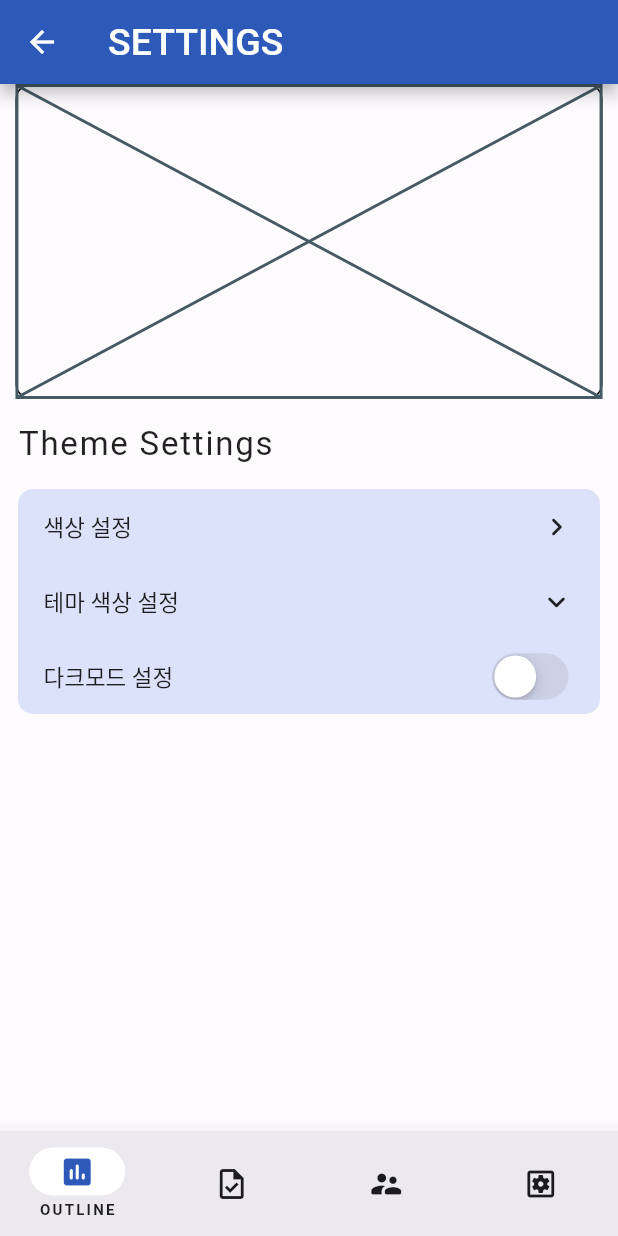
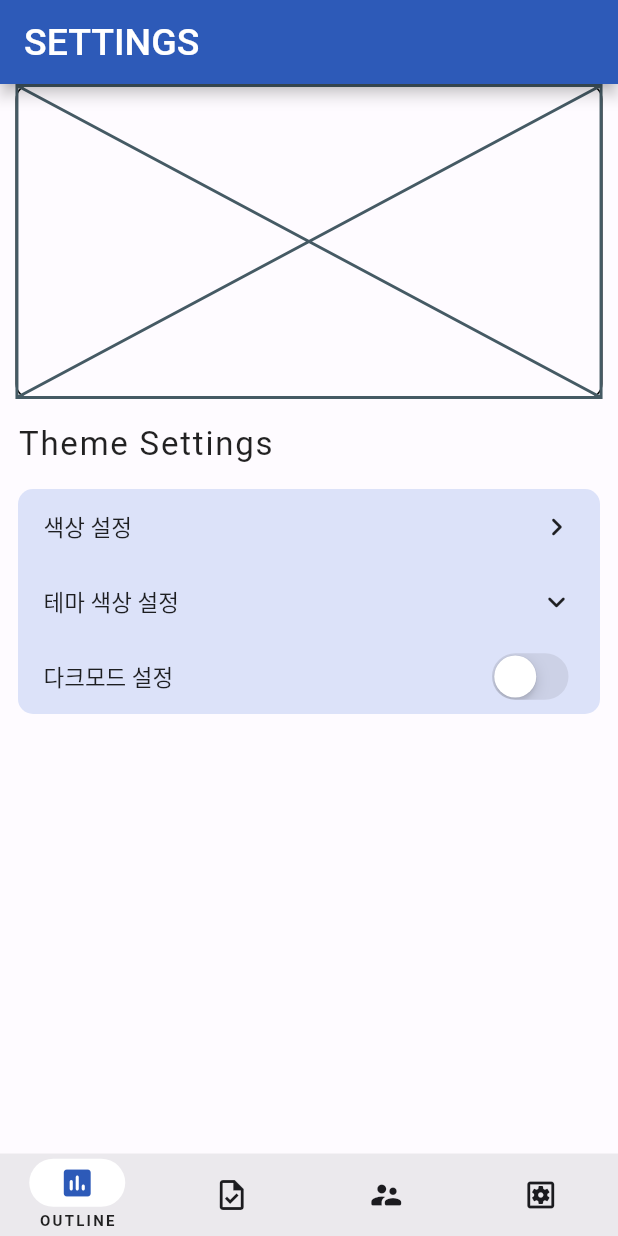
Before and after one commit to rjxwjfl/flutter_project, a Flutter app: the NaviHome screen opened directly, swiped to page 4, on a phone screen of 412 x 824 dp. Run offline on Flutter 3.47's test engine with Material 2 defaults, Android fonts, the phone set to English and light mode, and no system bars; our stand-ins replace cloud_firestore, firebase_auth, firebase_core, flutter_riverpod, google_sign_in, shared_preferences and 2 more; accounts and stored records are empty.

Commit message:
main work :: do with

```diff
--- a/lib/navi_home.dart
+++ b/lib/navi_home.dart
@@ -1,41 +1,12 @@
 import 'package:flutter/material.dart';
-import 'package:flutter_dowith/view/dowith/dowith_main.dart';
-import 'package:flutter_dowith/view/outline/todo_outline.dart';
-import 'package:flutter_dowith/view/settings/settings_main.dart';
-import 'package:flutter_dowith/view/todo/todo_main.dart';
+import 'package:flutter_dowith/main.dart';
+import 'package:flutter_riverpod/flutter_riverpod.dart';
 
-class NaviHome extends StatefulWidget {
-  const NaviHome({Key? key}) : super(key: key);
+class NaviHome extends ConsumerWidget {
+  const NaviHome({super.key});
 
   @override
-  State<NaviHome> createState() => _NaviHomeState();
-}
-
-class _NaviHomeState extends State<NaviHome> {
-  late final List<Widget> _pageList = [
-    const TodoOutline(),
-    const TodoMain(),
-    const DoWithMain(),
-    const SettingsMain(),
-  ];
-  late PageController _pageController;
-  late int _selectedIndex;
-
-  @override
-  void initState() {
-    super.initState();
-    _selectedIndex = 0;
-    _pageController = PageController(initialPage: _selectedIndex);
-  }
-
-  @override
-  void dispose() {
-    _pageController.dispose();
-    super.dispose();
-  }
-
-  @override
-  Widget build(BuildContext context) {
+  Widget build(BuildContext context, WidgetRef ref) {
     ColorScheme scheme = Theme.of(context).colorScheme;
     DateTime onBackKey = DateTime.now();
     return WillPopScope(
@@ -61,9 +32,9 @@ class _NaviHomeState extends State<NaviHome> {
       },
       child: Scaffold(
         body: PageView(
-          controller: _pageController,
+          controller: ref.watch(routeProv).pageController,
           physics: const NeverScrollableScrollPhysics(),
-          children: _pageList,
+          children: ref.watch(routeProv).routes,
         ),
         extendBody: true,
         bottomNavigationBar: NavigationBarTheme(
@@ -77,27 +48,21 @@ class _NaviHomeState extends State<NaviHome> {
             ),
           ),
           child: NavigationBar(
-            elevation: 12.0,
             animationDuration: const Duration(milliseconds: 500),
-            labelBehavior:
-                NavigationDestinationLabelBehavior.onlyShowSelected,
-            selectedIndex: _selectedIndex,
-            height: 70,
+            labelBehavior: NavigationDestinationLabelBehavior.onlyShowSelected,
+            selectedIndex: ref.watch(routeProv).selectedIndex,
+            height: 55,
             onDestinationSelected: (index) {
-              setState(() {
-                _selectedIndex = index;
-                _pageController.jumpToPage(index);
-              });
+              ref.watch(routeProv).pageRouteNavigator(index);
             },
             destinations: [
               NavigationDestination(
                   selectedIcon:
-                  Icon(Icons.assessment_rounded, color: scheme.primary),
+                      Icon(Icons.assessment_rounded, color: scheme.primary),
                   icon: const Icon(Icons.assessment_outlined),
                   label: 'OUTLINE'),
               NavigationDestination(
-                  selectedIcon:
-                      Icon(Icons.task_sharp, color: scheme.primary),
+                  selectedIcon: Icon(Icons.task_sharp, color: scheme.primary),
                   icon: const Icon(Icons.task_outlined),
                   label: 'TODO'),
               NavigationDestination(
@@ -106,8 +71,8 @@ class _NaviHomeState extends State<NaviHome> {
                   icon: const Icon(Icons.supervisor_account_rounded),
                   label: 'DO WITH'),
               NavigationDestination(
-                  selectedIcon: Icon(Icons.settings_applications,
-                      color: scheme.primary),
+                  selectedIcon:
+                      Icon(Icons.settings_applications, color: scheme.primary),
                   icon: const Icon(Icons.settings_applications_outlined),
                   label: 'SETTINGS'),
             ],
--- a/lib/view/settings/settings_main.dart
+++ b/lib/view/settings/settings_main.dart
@@ -13,7 +13,9 @@ class SettingsMain extends StatelessWidget {
     Size size = MediaQuery.of(context).size;
     return Scaffold(
       appBar: AppBar(
-        title: const Text("SETTINGS", style: TextStyle(fontSize: 25)), // replaced with RichText widget. ex) S ETTINGS.
+        title: const Text("SETTINGS",
+            style: TextStyle(
+                fontSize: 25)), // replaced with RichText widget. ex) S ETTINGS.
       ),
       body: Material(
         color: Theme.of(context).colorScheme.background,
@@ -29,14 +31,13 @@ class SettingsMain extends StatelessWidget {
     );
   }
 
-  Widget getUserProfile(Size size){
+  Widget getUserProfile(Size size) {
     return Container(
       height: 210,
       width: size.width * 0.95,
       decoration: BoxDecoration(
-        borderRadius: const BorderRadius.all(Radius.circular(10)),
-        border: Border.all()
-      ),
+          borderRadius: const BorderRadius.all(Radius.circular(10)),
+          border: Border.all()),
       child: const Placeholder(),
     );
   }
@@ -49,11 +50,14 @@ class SettingsMain extends StatelessWidget {
             padding: const EdgeInsets.only(left: 12, right: 12),
             child: Column(
               children: [
-                SizedBox(
+                const SizedBox(
                     height: 60,
                     child: Row(
-                      children: const [
-                        Text("Theme Settings", style: TextStyle(fontSize: 22, letterSpacing: 1.2),),
+                      children: [
+                        Text(
+                          "Theme Settings",
+                          style: TextStyle(fontSize: 22, letterSpacing: 1.2),
+                        ),
                       ],
                     )),
                 ClipRRect(
--- a/lib/view/splash/model/circle_button.dart
+++ b/lib/view/splash/model/circle_button.dart
@@ -24,7 +24,8 @@ class CircleButton extends StatelessWidget {
       child: Container(
         decoration: BoxDecoration(
             shape: BoxShape.circle,
-            border: Border.all(color: Theme.of(context).colorScheme.primary)),
+            border: Border.all(color: Theme.of(context).colorScheme.primary),
+        ),
         child: Padding(
           padding: const EdgeInsets.all(3.0),
           child: isLoad
```
Also changed, not shown: lib/firebase/auth.dart (+9 -7 lines), lib/firebase/firestore_user.dart (+13 -15 lines), lib/main.dart (+5 -20 lines), lib/utils/glow_remover.dart (added, +8 -0 lines), lib/utils/riverpod/page_route_provider.dart (renamed from lib/riverpod/page_route_provider.dart, +13 -9 lines), lib/view/dowith/dowith_signin.dart (added, +28 -0 lines), lib/view/splash/login_signup_screen.dart (+17 -19 lines), lib/view/todo/model/todo_list_view.dart (+5 -5 lines), lib/view/todo/todo_main.dart (+10 -12 lines), lib/utils/theme/theme_palette.dart (renamed from lib/theme/theme_palette.dart), lib/utils/theme/theme_provider.dart (renamed from lib/theme/theme_provider.dart), 6 other files.
